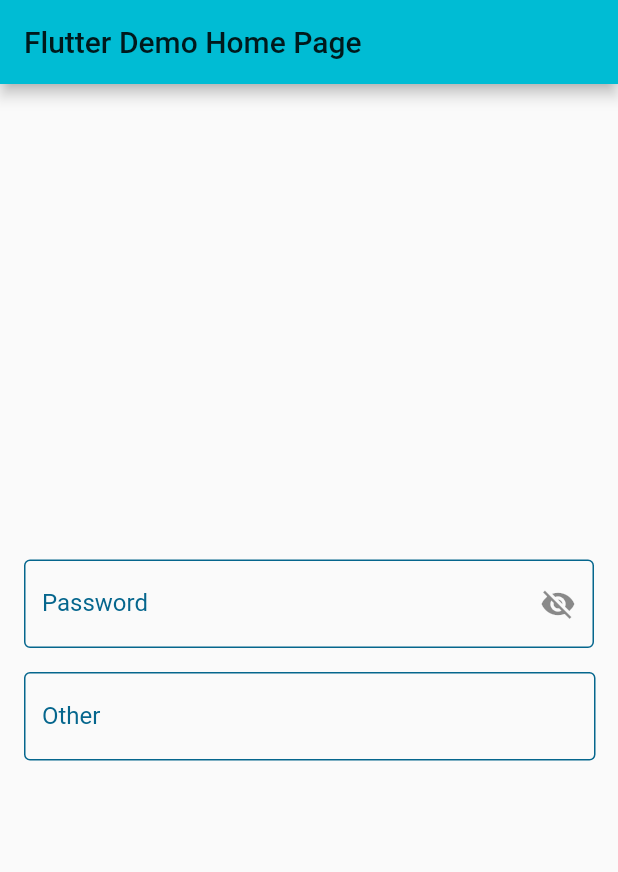
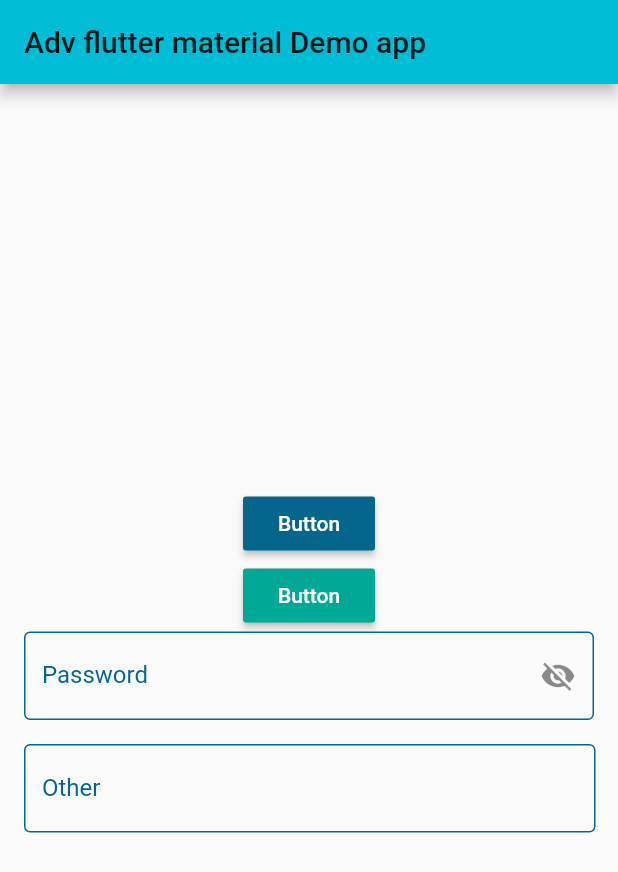
Before and after one commit to PabloMGrela/adv_flutter_material, a Flutter app: the screen it shows after launch, on a phone screen of 412 x 824 dp. Shown: the top 872 px of the screen. Run offline on Flutter 3.47's test engine with Material 2 defaults, Android fonts, the phone set to English and light mode, and no system bars.

Commit message:
Added buttons.

```diff
--- a/example/lib/main.dart
+++ b/example/lib/main.dart
@@ -1,3 +1,4 @@
+import 'package:adv_flutter_material/adv_button_view.dart';
 import 'package:adv_flutter_material/adv_input_text.dart';
 import 'package:flutter/material.dart';
 
@@ -8,11 +9,11 @@ class MyApp extends StatelessWidget {
   @override
   Widget build(BuildContext context) {
     return MaterialApp(
-      title: 'Flutter Demo',
+      title: 'Adv flutter demo app',
       theme: ThemeData(
         primarySwatch: Colors.cyan,
       ),
-      home: MyHomePage(title: 'Flutter Demo Home Page'),
+      home: MyHomePage(title: 'Adv flutter material Demo app'),
     );
   }
 }
@@ -37,6 +38,20 @@ class _MyHomePageState extends State<MyHomePage> {
         child: Column(
           mainAxisAlignment: MainAxisAlignment.center,
           children: <Widget>[
+            Center(
+              child: AdvButton(
+                text: "Button",
+                buttonType: ButtonType.PRIMARY,
+                onPressed: () {},
+              ),
+            ),
+            Center(
+              child: AdvButton(
+                text: "Button",
+                buttonType: ButtonType.SECONDARY,
+                onPressed: () {},
+              ),
+            ),
             Container(
                 margin: const EdgeInsets.only(left: 16, right: 16),
                 child: AdvInputText(
--- a/example/pubspec.yaml
+++ b/example/pubspec.yaml
@@ -1,4 +1,4 @@
-name: example
+name: Example Adv Material
 description: Example app for adv_flutter_material
 
 # The following defines the version and build number for your application.
--- /dev/null
+++ b/lib/adv_button_view.dart
@@ -0,0 +1,37 @@
+import 'package:adv_flutter_material/library_colors.dart';
+import 'package:flutter/material.dart';
+
+class AdvButton extends StatelessWidget {
+  AdvButton(
+      {Key key,
+      @required this.text,
+      @required this.buttonType,
+      @required this.onPressed})
+      : super(key: key);
+
+  final String text;
+  final ButtonType buttonType;
+  final GestureTapCallback onPressed;
+
+  @override
+  Widget build(BuildContext context) {
+    return MaterialButton(
+      child: Text(
+        text,
+        maxLines: 1,
+        style: TextStyle(color: LibraryColors.white),
+      ),
+      color: getColor(),
+      onPressed: onPressed,
+    );
+  }
+
+  getColor() {
+    if (buttonType == ButtonType.PRIMARY) {
+      return LibraryColors.primary;
+    } else
+      return LibraryColors.tertiary;
+  }
+}
+
+enum ButtonType { PRIMARY, SECONDARY }
```
